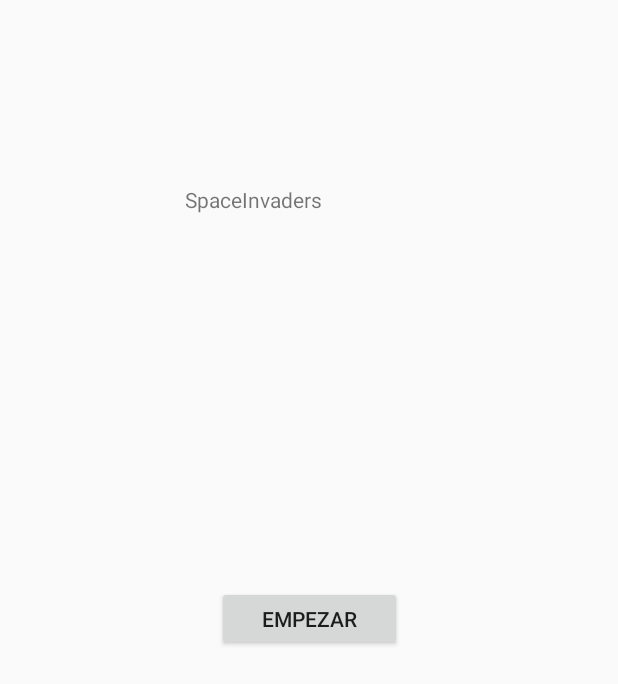
After one commit to HectorM15/DAS-123H4J5, an Android app: the layout activity_start_game.xml on its own in the app's theme, with its tools: preview values and no code run, on a phone screen of 412 x 824 dp. The commit adds this screen. Shown: the top 684 px of the screen. Run offline under Robolectric (Android 15) with nearby library versions, the phone set to English and light mode, and no system bars.

Commit message:
Pantalla incio
Retocar

```diff
--- a/SpaceInvadersDAS/app/src/main/java/com/example/hectormediero/spaceinvadersdas/Bullet.java
+++ b/SpaceInvadersDAS/app/src/main/java/com/example/hectormediero/spaceinvadersdas/Bullet.java
@@ -17,7 +17,7 @@
     int heading = -1;
     float speed =  350;
 
-    private int width = 1;
+    private int width = 5;
     private int height;
 
     private boolean isActive;
--- /dev/null
+++ b/SpaceInvadersDAS/app/src/main/res/layout/activity_start_game.xml
@@ -0,0 +1,35 @@
+<?xml version="1.0" encoding="utf-8"?>
+<android.support.constraint.ConstraintLayout xmlns:android="http://schemas.android.com/apk/res/android"
+    xmlns:app="http://schemas.android.com/apk/res-auto"
+    xmlns:tools="http://schemas.android.com/tools"
+    android:layout_width="match_parent"
+    android:layout_height="match_parent"
+    tools:context=".StartGameActivity">
+
+    <Button
+        android:id="@+id/startGameButton"
+        android:layout_width="123dp"
+        android:layout_height="43dp"
+        android:layout_marginBottom="234dp"
+        android:layout_marginEnd="130dp"
+        android:layout_marginStart="130dp"
+        android:layout_marginTop="65dp"
+        android:text="Empezar"
+        app:layout_constraintBottom_toBottomOf="parent"
+        app:layout_constraintEnd_toEndOf="parent"
+        app:layout_constraintStart_toStartOf="parent"
+        app:layout_constraintTop_toBottomOf="@+id/SpaceInvaderTV" />
+
+    <TextView
+        android:id="@+id/SpaceInvaderTV"
+        android:layout_width="165dp"
+        android:layout_height="46dp"
+        android:layout_marginEnd="110dp"
+        android:layout_marginStart="110dp"
+        android:layout_marginTop="123dp"
+        android:text="SpaceInvaders"
+        app:layout_constraintEnd_toEndOf="parent"
+        app:layout_constraintStart_toStartOf="parent"
+        app:layout_constraintTop_toTopOf="parent" />
+
+</android.support.constraint.ConstraintLayout>
--- a/SpaceInvadersDAS/app/src/main/res/values/strings.xml
+++ b/SpaceInvadersDAS/app/src/main/res/values/strings.xml
@@ -11,6 +11,8 @@
     <string name="error_invalid_email">This email address is invalid</string>
     <string name="error_invalid_password">This password is too short</string>
     <string name="error_incorrect_password">This password is incorrect</string>
+
+    <string name="empezarButton">Empezar</string>
     <string name="error_field_required">This field is required</string>
     <string name="permission_rationale">"Contacts permissions are needed for providing email
         completions."
```
Also changed, not shown: SpaceInvadersDAS/app/src/main/AndroidManifest.xml (+11 -13 lines), SpaceInvadersDAS/app/src/main/java/com/example/hectormediero/spaceinvadersdas/SpaceInvadersView.java (+6 -10 lines), SpaceInvadersDAS/app/src/main/java/com/example/hectormediero/spaceinvadersdas/StartGameActivity.java (added, +45 -0 lines).
